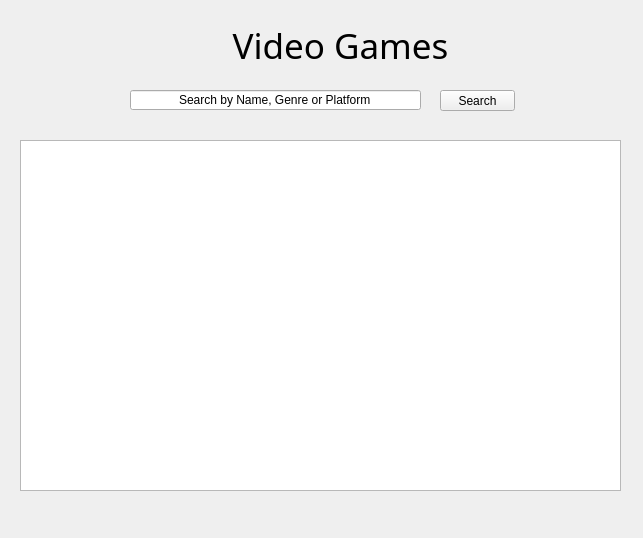
This is src/view/main.ui in masonadams17/Cloud3-final as Qt 5 draws it before an edit. The edited form follows.
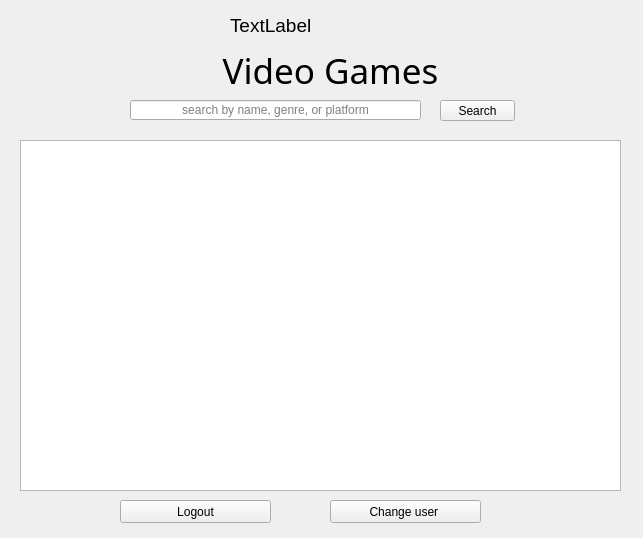
This is the edited form.

```diff
--- a/src/view/main.ui
+++ b/src/view/main.ui
@@ -27,9 +27,9 @@
    <property name="geometry">
     <rect>
      <x>200</x>
-     <y>10</y>
-     <width>281</width>
-     <height>71</height>
+     <y>40</y>
+     <width>261</width>
+     <height>61</height>
     </rect>
    </property>
    <property name="font">
@@ -52,23 +52,26 @@
    <property name="geometry">
     <rect>
      <x>130</x>
-     <y>90</y>
+     <y>100</y>
      <width>291</width>
      <height>20</height>
     </rect>
    </property>
    <property name="text">
-    <string>Search by Name, Genre or Platform</string>
+    <string/>
    </property>
    <property name="alignment">
     <set>Qt::AlignCenter</set>
    </property>
+   <property name="placeholderText">
+    <string>search by name, genre, or platform</string>
+   </property>
   </widget>
   <widget class="QPushButton" name="searchButton">
    <property name="geometry">
     <rect>
      <x>440</x>
-     <y>90</y>
+     <y>100</y>
      <width>75</width>
      <height>21</height>
     </rect>
@@ -77,6 +80,50 @@
     <string>Search</string>
    </property>
   </widget>
+  <widget class="QLabel" name="welcomeLabel">
+   <property name="geometry">
+    <rect>
+     <x>230</x>
+     <y>10</y>
+     <width>201</width>
+     <height>31</height>
+    </rect>
+   </property>
+   <property name="font">
+    <font>
+     <pointsize>14</pointsize>
+    </font>
+   </property>
+   <property name="text">
+    <string>TextLabel</string>
+   </property>
+  </widget>
+  <widget class="QPushButton" name="logoutButton">
+   <property name="geometry">
+    <rect>
+     <x>120</x>
+     <y>500</y>
+     <width>151</width>
+     <height>23</height>
+    </rect>
+   </property>
+   <property name="text">
+    <string>Logout</string>
+   </property>
+  </widget>
+  <widget class="QPushButton" name="editUser">
+   <property name="geometry">
+    <rect>
+     <x>330</x>
+     <y>500</y>
+     <width>151</width>
+     <height>23</height>
+    </rect>
+   </property>
+   <property name="text">
+    <string>Change user </string>
+   </property>
+  </widget>
  </widget>
  <resources/>
  <connections/>
```
